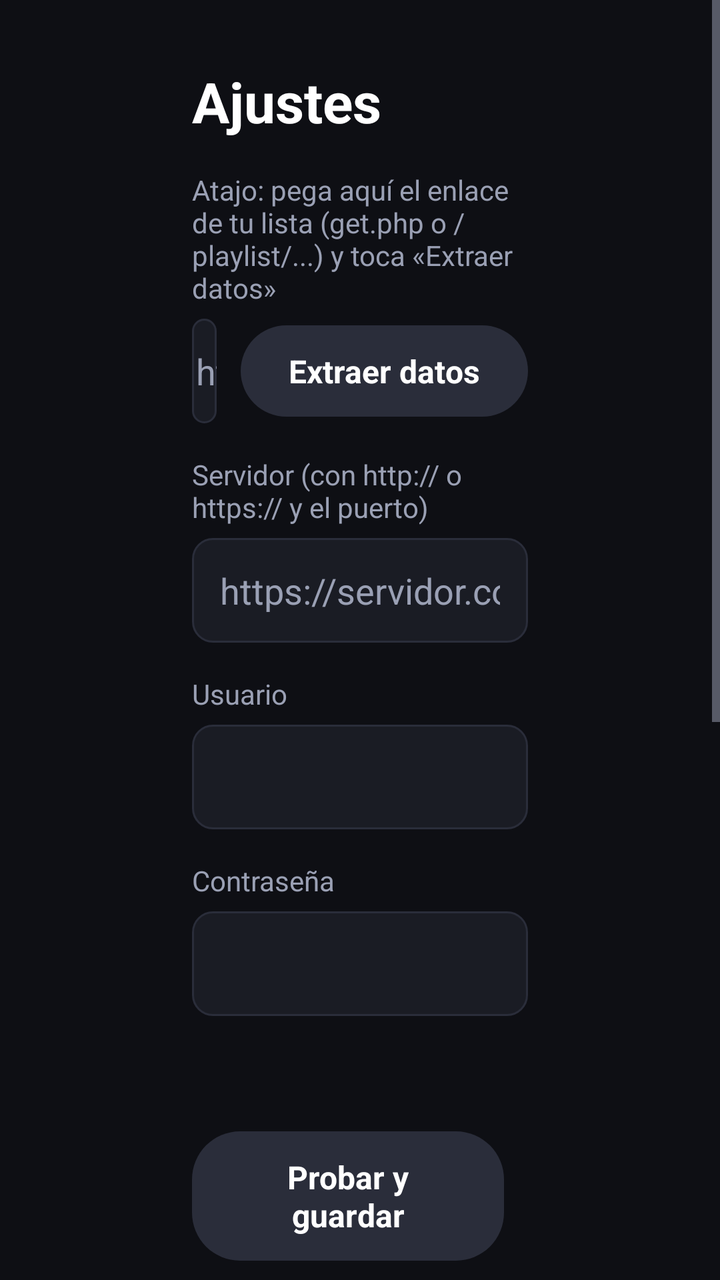
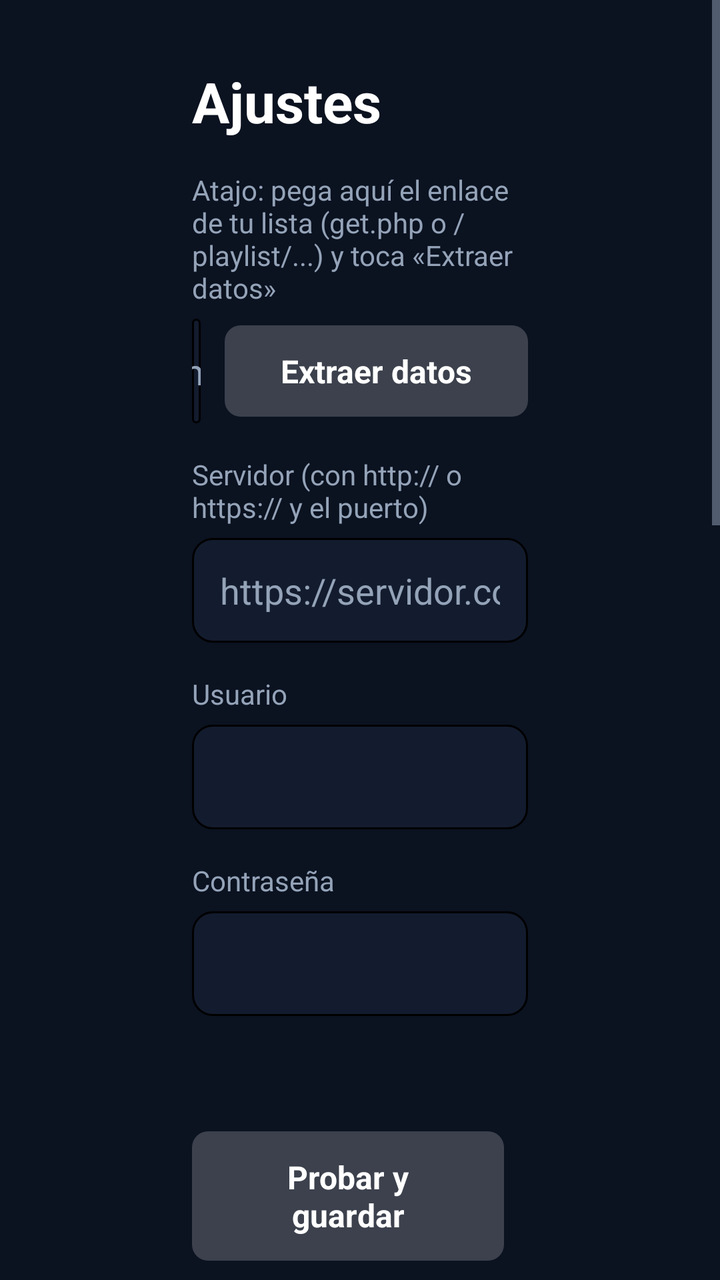

Screens rendered from an Android XML layout before and after an edit, with the pre-edit source and the edit as a unified diff.
<!-- AndroidManifest.xml: application theme Theme.MiTV -->
<!-- res/layout/activity_settings.xml -->
<?xml version="1.0" encoding="utf-8"?>
<ScrollView xmlns:android="http://schemas.android.com/apk/res/android"
    android:layout_width="match_parent"
    android:layout_height="match_parent"
    android:background="@color/bg"
    android:fillViewport="true">

    <LinearLayout
        android:layout_width="match_parent"
        android:layout_height="wrap_content"
        android:orientation="vertical"
        android:paddingStart="96dp"
        android:paddingTop="32dp"
        android:paddingEnd="96dp"
        android:paddingBottom="48dp">

        <TextView
            android:layout_width="wrap_content"
            android:layout_height="wrap_content"
            android:text="Ajustes"
            android:textColor="@color/text"
            android:textSize="28sp"
            android:textStyle="bold" />

        <TextView
            style="@style/Label"
            android:text="Atajo: pega aquí el enlace de tu lista (get.php o /playlist/...) y toca «Extraer datos»" />

        <LinearLayout
            android:layout_width="match_parent"
            android:layout_height="wrap_content"
            android:gravity="center_vertical"
            android:orientation="horizontal">

            <EditText
                android:id="@+id/link"
                style="@style/Input"
                android:layout_width="0dp"
                android:layout_weight="1"
                android:hint="https://servidor:puerto/get.php?username=...&amp;password=..."
                android:inputType="textUri" />

            <TextView
                android:id="@+id/btnParse"
                style="@style/Btn"
                android:layout_marginStart="12dp"
                android:text="Extraer datos" />
        </LinearLayout>

        <TextView style="@style/Label" android:text="Servidor (con http:// o https:// y el puerto)" />
        <EditText
            android:id="@+id/server"
            style="@style/Input"
            android:hint="https://servidor.com:2087"
            android:inputType="textUri" />

        <TextView style="@style/Label" android:text="Usuario" />
        <EditText
            android:id="@+id/username"
            style="@style/Input"
            android:inputType="textVisiblePassword|textNoSuggestions" />

        <TextView style="@style/Label" android:text="Contraseña" />
        <EditText
            android:id="@+id/password"
            style="@style/Input"
            android:imeOptions="actionDone"
            android:inputType="textVisiblePassword|textNoSuggestions" />

        <TextView
            android:id="@+id/result"
            android:layout_width="wrap_content"
            android:layout_height="wrap_content"
            android:layout_marginTop="16dp"
            android:textColor="@color/text_dim"
            android:textSize="16sp" />

        <LinearLayout
            android:layout_width="match_parent"
            android:layout_height="wrap_content"
            android:layout_marginTop="20dp"
            android:orientation="horizontal">

            <TextView
                android:id="@+id/btnSave"
                style="@style/Btn"
                android:layout_marginEnd="12dp"
                android:text="Probar y guardar" />

            <TextView
                android:id="@+id/btnSaveNoTest"
                style="@style/Btn"
                android:layout_marginEnd="12dp"
                android:text="Guardar sin probar" />

            <TextView
                android:id="@+id/btnUnhide"
                style="@style/Btn"
                android:text="Mostrar categorías ocultas" />
        </LinearLayout>
    </LinearLayout>
</ScrollView>
<!-- resources referenced by this layout -->
<resources>
  <color name="bg">#FF0E0F14</color>
  <color name="text">#FFFFFFFF</color>
  <color name="text_dim">#FF9AA0B4</color>
  <style name="Btn">
          <item name="android:layout_width">wrap_content</item>
          <item name="android:layout_height">wrap_content</item>
          <item name="android:background">@drawable/bg_button</item>
          <item name="android:focusable">true</item>
          <item name="android:clickable">true</item>
          <item name="android:paddingStart">24dp</item>
          <item name="android:paddingEnd">24dp</item>
          <item name="android:paddingTop">12dp</item>
          <item name="android:paddingBottom">12dp</item>
          <item name="android:textColor">@color/text</item>
          <item name="android:textSize">16sp</item>
          <item name="android:textStyle">bold</item>
          <item name="android:gravity">center</item>
      </style>
  <style name="Input">
          <item name="android:layout_width">match_parent</item>
          <item name="android:layout_height">wrap_content</item>
          <item name="android:background">@drawable/bg_input</item>
          <item name="android:padding">14dp</item>
          <item name="android:textColor">@color/text</item>
          <item name="android:textColorHint">@color/text_dim</item>
          <item name="android:textSize">18sp</item>
          <item name="android:singleLine">true</item>
          <item name="android:imeOptions">actionNext</item>
      </style>
  <style name="Label">
          <item name="android:layout_width">wrap_content</item>
          <item name="android:layout_height">wrap_content</item>
          <item name="android:textColor">@color/text_dim</item>
          <item name="android:textSize">14sp</item>
          <item name="android:layout_marginTop">16dp</item>
          <item name="android:layout_marginBottom">6dp</item>
      </style>
  <style name="Theme.MiTV" parent="Theme.AppCompat.NoActionBar">
          <item name="android:windowBackground">@color/bg</item>
          <item name="colorPrimary">@color/accent</item>
          <item name="colorPrimaryDark">@color/bg</item>
          <item name="colorAccent">@color/accent</item>
          <item name="android:textColorPrimary">@color/text</item>
          <item name="android:textColorSecondary">@color/text_dim</item>
      </style>
  <!-- drawable bg_button (drawable) -->
  <?xml version="1.0" encoding="utf-8"?>
  <selector xmlns:android="http://schemas.android.com/apk/res/android">
      <item android:state_focused="true">
          <shape><solid android:color="@color/accent" /><corners android:radius="24dp" /></shape>
      </item>
      <item>
          <shape><solid android:color="@color/selected" /><corners android:radius="24dp" /></shape>
      </item>
  </selector>
  <!-- drawable bg_input (drawable) -->
  <?xml version="1.0" encoding="utf-8"?>
  <selector xmlns:android="http://schemas.android.com/apk/res/android">
      <item android:state_focused="true">
          <shape>
              <solid android:color="@color/surface" />
              <stroke android:width="3dp" android:color="@color/accent" />
              <corners android:radius="10dp" />
          </shape>
      </item>
      <item>
          <shape>
              <solid android:color="@color/surface" />
              <stroke android:width="1dp" android:color="@color/selected" />
              <corners android:radius="10dp" />
          </shape>
      </item>
  </selector>
  <color name="accent">#FF6C5CE7</color>
  <color name="selected">#FF2A2D3A</color>
  <color name="surface">#FF1A1C24</color>
</resources>

<!-- the commit's change to res/layout/activity_settings.xml (unified diff, before → after) -->
@@ -93,10 +93,57 @@
                 android:layout_marginEnd="12dp"
                 android:text="Guardar sin probar" />
 
+        </LinearLayout>
+
+        <TextView
+            android:layout_width="wrap_content"
+            android:layout_height="wrap_content"
+            android:layout_marginTop="40dp"
+            android:text="Perfiles infantiles (Cam y Maju)"
+            android:textColor="@color/text"
+            android:textSize="22sp"
+            android:textStyle="bold" />
+
+        <TextView
+            android:id="@+id/btnKids"
+            style="@style/Btn"
+            android:layout_marginTop="12dp"
+            android:text="Elegir categorías infantiles" />
+
+        <TextView
+            android:layout_width="wrap_content"
+            android:layout_height="wrap_content"
+            android:layout_marginTop="40dp"
+            android:text="PIN para perfiles de adultos"
+            android:textColor="@color/text"
+            android:textSize="22sp"
+            android:textStyle="bold" />
+
+        <TextView
+            android:id="@+id/pinStatus"
+            style="@style/Label"
+            android:layout_marginTop="6dp" />
+
+        <LinearLayout
+            android:layout_width="match_parent"
+            android:layout_height="wrap_content"
+            android:gravity="center_vertical"
+            android:orientation="horizontal">
+
+            <EditText
+                android:id="@+id/pinInput"
+                style="@style/Input"
+                android:layout_width="200dp"
+                android:hint="4 números"
+                android:imeOptions="actionDone"
+                android:inputType="numberPassword"
+                android:maxLength="4" />
+
             <TextView
-                android:id="@+id/btnUnhide"
+                android:id="@+id/btnPin"
                 style="@style/Btn"
-                android:text="Mostrar categorías ocultas" />
+                android:layout_marginStart="12dp"
+                android:text="Activar PIN" />
         </LinearLayout>
     </LinearLayout>
 </ScrollView>
<!-- resource entries referenced after the edit -->
@@ -1,19 +1,19 @@
 <!-- resources referenced by this layout -->
 <resources>
-  <color name="bg">#FF0E0F14</color>
+  <color name="bg">#FF0B1220</color>
   <color name="text">#FFFFFFFF</color>
-  <color name="text_dim">#FF9AA0B4</color>
+  <color name="text_dim">#FF94A3B8</color>
   <style name="Btn">
           <item name="android:layout_width">wrap_content</item>
           <item name="android:layout_height">wrap_content</item>
           <item name="android:background">@drawable/bg_button</item>
           <item name="android:focusable">true</item>
           <item name="android:clickable">true</item>
-          <item name="android:paddingStart">24dp</item>
-          <item name="android:paddingEnd">24dp</item>
+          <item name="android:paddingStart">28dp</item>
+          <item name="android:paddingEnd">28dp</item>
           <item name="android:paddingTop">12dp</item>
           <item name="android:paddingBottom">12dp</item>
-          <item name="android:textColor">@color/text</item>
+          <item name="android:textColor">@color/btn_text</item>
           <item name="android:textSize">16sp</item>
           <item name="android:textStyle">bold</item>
           <item name="android:gravity">center</item>
@@ -49,10 +49,10 @@
   <?xml version="1.0" encoding="utf-8"?>
   <selector xmlns:android="http://schemas.android.com/apk/res/android">
       <item android:state_focused="true">
-          <shape><solid android:color="@color/accent" /><corners android:radius="24dp" /></shape>
+          <shape><solid android:color="@color/text" /><corners android:radius="8dp" /></shape>
       </item>
       <item>
-          <shape><solid android:color="@color/selected" /><corners android:radius="24dp" /></shape>
+          <shape><solid android:color="@color/glass" /><corners android:radius="8dp" /></shape>
       </item>
   </selector>
   <!-- drawable bg_input (drawable) -->
@@ -73,8 +73,8 @@
           </shape>
       </item>
   </selector>
-  <color name="accent">#FF6C5CE7</color>
-  <color name="selected">#FF2A2D3A</color>
-  <color name="surface">#FF1A1C24</color>
+  <color name="accent">#FF3B82F6</color>
+  <color name="glass">#33FFFFFF</color>
+  <color name="surface">#FF131C2E</color>
 </resources>
 
